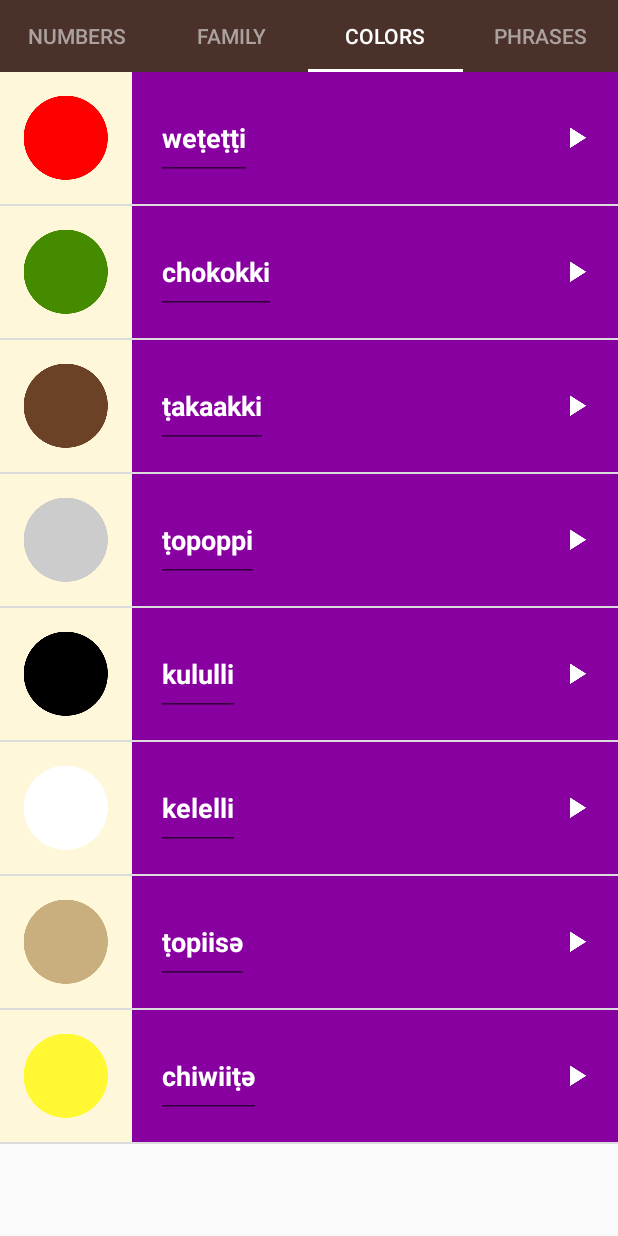
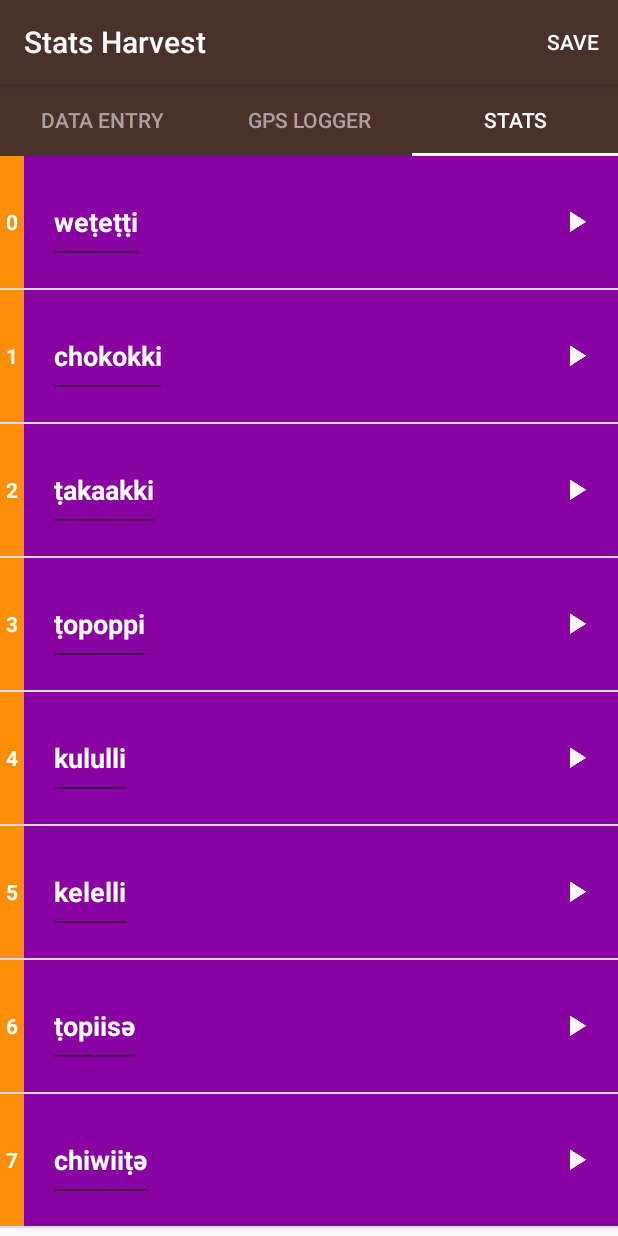
Before and after one commit to jhancock1975/StatsHarvest, an Android app: the screen it shows after launch (MainActivity), tab 3 chosen, on a phone screen of 412 x 824 dp. Run offline under Robolectric (Android 15) with nearby library versions, the light colour scheme and no system bars.

Commit message:
add row numbers

```diff
--- a/app/src/main/AndroidManifest.xml
+++ b/app/src/main/AndroidManifest.xml
@@ -31,7 +31,7 @@
         </activity>
         <activity
             android:name=".DataEntryActivity"
-            android:label="@string/category_numbers"
+            android:label="@string/tab_title_data_entry"
             android:parentActivityName=".MainActivity">
             <!-- Parent activity meta-data to support 4.0 and lower -->
             <meta-data
@@ -40,7 +40,7 @@
         </activity>
         <activity
             android:name=".FamilyActivity"
-            android:label="@string/category_family"
+            android:label="@string/tab_title_configure_gps_logger"
             android:parentActivityName=".MainActivity">
             <!-- Parent activity meta-data to support 4.0 and lower -->
             <meta-data
@@ -49,7 +49,7 @@
         </activity>
         <activity
             android:name=".ColorsActivity"
-            android:label="@string/category_colors"
+            android:label="@string/tab_title_stats"
             android:parentActivityName=".MainActivity">
             <!-- Parent activity meta-data to support 4.0 and lower -->
             <meta-data
--- a/app/src/main/java/com/kewlala/statsharvest/MainActivity.java
+++ b/app/src/main/java/com/kewlala/statsharvest/MainActivity.java
@@ -19,6 +19,10 @@ import android.os.Bundle;
 import android.support.design.widget.TabLayout;
 import android.support.v4.view.ViewPager;
 import android.support.v7.app.AppCompatActivity;
+import android.support.v7.widget.Toolbar;
+import android.util.Log;
+import android.view.Menu;
+import android.view.MenuItem;
 
 public class MainActivity extends AppCompatActivity {
 
@@ -41,5 +45,31 @@ public class MainActivity extends AppCompatActivity {
         TabLayout tabLayout = (TabLayout) findViewById(R.id.sliding_tabs);
         tabLayout.setupWithViewPager(viewPager);
 
+        Toolbar myToolbar = (Toolbar) findViewById(R.id.my_toolbar);
+        setSupportActionBar(myToolbar);
+
+
+    }
+
+    @Override
+    public boolean onPrepareOptionsMenu(Menu menu) {
+        getMenuInflater().inflate(R.menu.menu_action_bar, menu);
+        return super.onPrepareOptionsMenu(menu);
+    }
+
+    @Override
+    public boolean onOptionsItemSelected(MenuItem item) {
+        Log.d("MainActivity", "action bar selected - determining action");
+        switch (item.getItemId()) {
+            case R.id.action_save:
+                // User chose the "Settings" item, show the app settings UI...
+                Log.d("MainActivity", "action bar selected - save action");
+                return true;
+
+            // If we got here, the user's action was not recognized.
+            // Invoke the superclass to handle it.
+            default: return super.onOptionsItemSelected(item);
+
+        }
     }
 }
--- a/app/src/main/java/com/kewlala/statsharvest/SimpleFragmentPagerAdapter.java
+++ b/app/src/main/java/com/kewlala/statsharvest/SimpleFragmentPagerAdapter.java
@@ -21,10 +21,9 @@ public class SimpleFragmentPagerAdapter extends FragmentPagerAdapter {
 
         this.context= context;
         tabTitles = new ArrayList<String>();
-        tabTitles.add(context.getString(R.string.category_numbers));
-        tabTitles.add(context.getString(R.string.category_family));
-        tabTitles.add(context.getString(R.string.category_colors));
-        tabTitles.add(context.getString(R.string.category_phrases));
+        tabTitles.add(context.getString(R.string.tab_title_data_entry));
+        tabTitles.add(context.getString(R.string.tab_title_configure_gps_logger));
+        tabTitles.add(context.getString(R.string.tab_title_stats));
     }
 
     Context context;
@@ -37,10 +36,8 @@ public class SimpleFragmentPagerAdapter extends FragmentPagerAdapter {
             return new DataEntryFragment();
         } else if (position == 1){
             return new FamilyFragment();
-        } else if (position == 2) {
+        } else  {
             return new ColorsFragment();
-        } else  {
-            return new PhraseFragment();
         }
     }
 
@@ -51,8 +48,9 @@ public class SimpleFragmentPagerAdapter extends FragmentPagerAdapter {
         return tabTitles.get(position);
     }
 
+    public static final int NUM_TABS=3;
     @Override
     public int getCount() {
-        return 4;
+        return NUM_TABS;
     }
 }
--- a/app/src/main/java/com/kewlala/statsharvest/WordAdapter.java
+++ b/app/src/main/java/com/kewlala/statsharvest/WordAdapter.java
@@ -57,25 +57,8 @@ public class WordAdapter extends ArrayAdapter<Word> {
         // set this text on the Miwok TextView
         miwokTextView.setText(currentWord.getMiwok());
 
-
-        if (currentWord.getImgResId() != null) {
-            // Find the ImageView in the list_item.xml layout with the ID list_item_icon
-            ImageView iconView = (ImageView) listItemView.findViewById(R.id.list_item_icon);
-            // Get the image resource ID from the current AndroidFlavor object and
-            // set the image to iconView
-            Log.d(this.getClass().getSimpleName() + ".getView::",
-                    "currentWord.getImgResId() == " + currentWord.getImgResId());
-
-            iconView.setImageResource(currentWord.getImgResId());
-            iconView.setVisibility(View.VISIBLE);
-        } else {
-            ImageView iconView = (ImageView) listItemView.findViewById(R.id.list_item_icon);
-            // Get the image resource ID from the current AndroidFlavor object and
-            // set the image to iconView
-            Log.d(this.getClass().getSimpleName() + ".getView::",
-                    "currentWord.getImgResId() == " + currentWord.getImgResId());
-            iconView.setVisibility(View.GONE);
-        }
+        TextView rowNum = (TextView) listItemView.findViewById(R.id.row_number);
+        rowNum.setText(position+"");
 
         // Return the whole list item layout (containing 2 TextViews and an ImageView)
         // so that it can be shown in the ListView
--- a/app/src/main/res/layout/activity_category.xml
+++ b/app/src/main/res/layout/activity_category.xml
@@ -5,6 +5,17 @@
     android:layout_width="match_parent"
     android:layout_height="match_parent"
     android:orientation="vertical">
+
+    <!-- action bar at the top of the screen -->
+    <android.support.v7.widget.Toolbar android:id="@+id/my_toolbar"
+        android:layout_width="match_parent"
+        android:layout_height="?attr/actionBarSize"
+        app:theme="@style/ToolBarStyle"
+        android:elevation="4dp"
+        android:theme="@style/ThemeOverlay.AppCompat.ActionBar"
+        app:popupTheme="@style/ThemeOverlay.AppCompat.Light"
+        xmlns:android="http://schemas.android.com/apk/res/android"
+        xmlns:app="http://schemas.android.com/apk/res-auto" />
 
     <android.support.design.widget.TabLayout
         android:id="@+id/sliding_tabs"
--- a/app/src/main/res/layout/activity_main.xml
+++ b/app/src/main/res/layout/activity_main.xml
@@ -17,7 +17,7 @@
             android:id="@+id/numbers"
             style="@style/CategoryStyle"
             android:background="?android:attr/selectableItemBackground"
-            android:text="@string/category_numbers" />
+            android:text="@string/tab_title_data_entry" />
     </FrameLayout>
 
     <!-- Family category -->
@@ -29,7 +29,7 @@
             android:id="@+id/family"
             style="@style/CategoryStyle"
             android:background="?android:attr/selectableItemBackground"
-            android:text="@string/category_family" />
+            android:text="@string/tab_title_configure_gps_logger" />
     </FrameLayout>
 
     <!-- Colors category -->
@@ -41,7 +41,7 @@
             android:id="@+id/colors"
             style="@style/CategoryStyle"
             android:background="?android:attr/selectableItemBackground"
-            android:text="@string/category_colors" />
+            android:text="@string/tab_title_stats" />
     </FrameLayout>
 
     <!-- Phrases category -->
--- a/app/src/main/res/layout/list_item.xml
+++ b/app/src/main/res/layout/list_item.xml
@@ -5,11 +5,9 @@
     android:minHeight="@dimen/list_item_height"
     android:orientation="horizontal">
 
-    <ImageView
-        android:id="@+id/list_item_icon"
-        android:layout_width="wrap_content"
-        android:layout_height="wrap_content"
-        android:background="@color/tan_background" />
+    <TextView
+        android:id="@+id/row_number"
+        style="@style/RowNumberStyle"/>
 
     <RelativeLayout
         android:id="@+id/text_wrapper"
--- /dev/null
+++ b/app/src/main/res/menu/menu_action_bar.xml
@@ -0,0 +1,12 @@
+<?xml version="1.0" encoding="utf-8"?>
+<menu xmlns:android="http://schemas.android.com/apk/res/android"
+    xmlns:app="http://schemas.android.com/apk/res-auto">
+    <!-- "Mark Favorite", should appear as action button if possible -->
+
+    <!-- Settings, should always be in the overflow -->
+    <item android:id="@+id/action_save"
+        android:title="@string/menu_save_text"
+
+        app:showAsAction="ifRoom"/>
+
+</menu>
--- /dev/null
+++ b/app/src/main/res/values-w820dp/strings.xml
@@ -0,0 +1,4 @@
+<?xml version="1.0" encoding="utf-8"?>
+<resources>
+    <string name="menu_save_text">Save</string>
+</resources>
--- a/app/src/main/res/values/strings.xml
+++ b/app/src/main/res/values/strings.xml
@@ -20,12 +20,13 @@
     <string name="category_phrases">Phrases</string>
 
     <!-- Category name for the vocabulary words for colors [CHAR LIMIT=20] -->
-    <string name="category_colors">Colors</string>
+    <string name="tab_title_stats">Stats</string>
 
     <!-- Category name for the vocabulary words for numbers [CHAR LIMIT=20] -->
-    <string name="category_numbers">Numbers</string>
+    <string name="tab_title_data_entry">Data Entry</string>
 
     <!-- Category name for the vocabulary words for family members [CHAR LIMIT=20] -->
-    <string name="category_family">Family</string>
+    <string name="tab_title_configure_gps_logger">GPS Logger</string>
+    <string name="menu_save_text">Save</string>
 
 </resources>
--- a/app/src/main/res/values/styles.xml
+++ b/app/src/main/res/values/styles.xml
@@ -18,6 +18,8 @@
     <style name="AppTheme" parent="Theme.AppCompat.Light.DarkActionBar">
         <item name="colorPrimary">@color/primary_color</item>
         <item name="colorPrimaryDark">@color/primary_dark_color</item>
+        <item name="actionMenuTextColor">@android:color/white</item>
+
     </style>
 
     <!-- Style for a category of vocabulary words -->
@@ -28,8 +30,25 @@
         <item name="android:textColor">@android:color/white</item>
         <item name="android:textStyle">bold</item>
         <item name="android:textAppearance">?android:textAppearanceMedium</item>
+
     </style>
 
-    <!-- style for list item with picture -->
+    <style name="ToolBarStyle" parent="Theme.AppCompat">
+        <item name="android:textColorPrimary">@android:color/white</item>
+        <item name="android:textColorSecondary">@android:color/white</item>
+        <item name="actionMenuTextColor">@android:color/white</item>
+        <item name="android:background">@color/primary_color</item>
 
+    </style>
+
+    <style name="RowNumberStyle" parent="Theme.AppCompat">
+        <item name="android:gravity">center</item>
+        <item name="android:padding">4dp</item>
+        <item name="android:layout_width">wrap_content</item>
+        <item name="android:layout_height">match_parent</item>
+        <item name="android:background">@color/category_numbers</item>
+        <item name="android:textColor">@android:color/white</item>
+        <item name="android:textStyle">bold</item>
+
+    </style>
 </resources>
```
